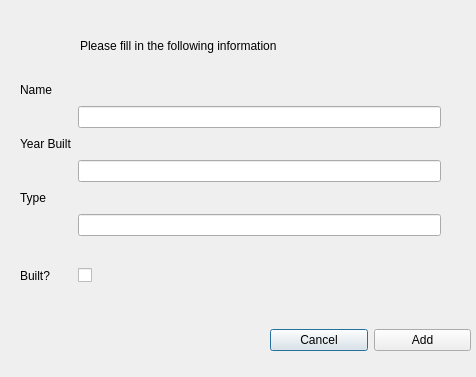
First picture: the form in Skil 3/UI/add_computer.ui, repository SenpaiPlz/0011Week, before the edit.
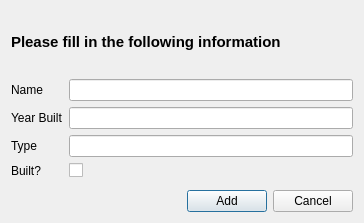
Second picture: the form after the edit. Icons and pictures are not drawn.

Commit message: change layout, very pretty

```diff
--- a/Skil 3/UI/add_computer.ui
+++ b/Skil 3/UI/add_computer.ui
@@ -6,48 +6,33 @@
    <rect>
     <x>0</x>
     <y>0</y>
-    <width>476</width>
-    <height>377</height>
+    <width>364</width>
+    <height>223</height>
    </rect>
   </property>
   <property name="windowTitle">
    <string>Dialog</string>
   </property>
-  <widget class="QWidget" name="horizontalLayoutWidget">
-   <property name="geometry">
-    <rect>
-     <x>270</x>
-     <y>300</y>
-     <width>201</width>
-     <height>80</height>
-    </rect>
-   </property>
-   <layout class="QHBoxLayout" name="horizontalLayout">
+  <property name="windowIcon">
+   <iconset resource="../themelogo.qrc">
+    <normaloff>:/liltree.png</normaloff>:/liltree.png</iconset>
+  </property>
+  <layout class="QVBoxLayout" name="verticalLayout">
     <item>
-     <widget class="QPushButton" name="cancel">
-      <property name="text">
-       <string>Cancel</string>
-      </property>
-     </widget>
-    </item>
-    <item>
-     <widget class="QPushButton" name="Add">
+    <widget class="QLabel" name="label_5">
+     <property name="font">
+      <font>
+       <pointsize>11</pointsize>
+       <weight>75</weight>
+       <bold>true</bold>
+      </font>
+     </property>
       <property name="text">
-       <string>Add</string>
+      <string>Please fill in the following information</string>
       </property>
      </widget>
     </item>
-   </layout>
-  </widget>
-  <widget class="QWidget" name="formLayoutWidget">
-   <property name="geometry">
-    <rect>
-     <x>20</x>
-     <y>80</y>
-     <width>421</width>
-     <height>231</height>
-    </rect>
-   </property>
+   <item>
    <layout class="QFormLayout" name="formLayout">
     <item row="0" column="0">
      <widget class="QLabel" name="label">
@@ -56,35 +41,6 @@
       </property>
      </widget>
     </item>
-    <item row="0" column="1">
-     <spacer name="horizontalSpacer">
-      <property name="orientation">
-       <enum>Qt::Horizontal</enum>
-      </property>
-      <property name="sizeHint" stdset="0">
-       <size>
-        <width>40</width>
-        <height>20</height>
-       </size>
-      </property>
-     </spacer>
-    </item>
-    <item row="1" column="0">
-     <spacer name="horizontalSpacer_2">
-      <property name="orientation">
-       <enum>Qt::Horizontal</enum>
-      </property>
-      <property name="sizeHint" stdset="0">
-       <size>
-        <width>40</width>
-        <height>20</height>
-       </size>
-      </property>
-     </spacer>
-    </item>
-    <item row="1" column="1">
-     <widget class="QLineEdit" name="Name"/>
-    </item>
     <item row="2" column="0">
      <widget class="QLabel" name="label_2">
       <property name="text">
@@ -92,35 +48,6 @@
       </property>
      </widget>
     </item>
-    <item row="2" column="1">
-     <spacer name="horizontalSpacer_5">
-      <property name="orientation">
-       <enum>Qt::Horizontal</enum>
-      </property>
-      <property name="sizeHint" stdset="0">
-       <size>
-        <width>40</width>
-        <height>20</height>
-       </size>
-      </property>
-     </spacer>
-    </item>
-    <item row="3" column="0">
-     <spacer name="horizontalSpacer_3">
-      <property name="orientation">
-       <enum>Qt::Horizontal</enum>
-      </property>
-      <property name="sizeHint" stdset="0">
-       <size>
-        <width>40</width>
-        <height>20</height>
-       </size>
-      </property>
-     </spacer>
-    </item>
-    <item row="3" column="1">
-     <widget class="QLineEdit" name="Year"/>
-    </item>
     <item row="4" column="0">
      <widget class="QLabel" name="label_3">
       <property name="text">
@@ -128,81 +55,69 @@
       </property>
      </widget>
     </item>
-    <item row="4" column="1">
-     <spacer name="horizontalSpacer_6">
-      <property name="orientation">
-       <enum>Qt::Horizontal</enum>
-      </property>
-      <property name="sizeHint" stdset="0">
-       <size>
-        <width>40</width>
-        <height>20</height>
-       </size>
-      </property>
-     </spacer>
-    </item>
-    <item row="5" column="0">
-     <spacer name="horizontalSpacer_4">
-      <property name="orientation">
-       <enum>Qt::Horizontal</enum>
-      </property>
-      <property name="sizeHint" stdset="0">
-       <size>
-        <width>40</width>
-        <height>20</height>
-       </size>
-      </property>
-     </spacer>
-    </item>
-    <item row="5" column="1">
-     <widget class="QLineEdit" name="Type"/>
-    </item>
-    <item row="6" column="1">
-     <spacer name="horizontalSpacer_7">
-      <property name="orientation">
-       <enum>Qt::Horizontal</enum>
-      </property>
-      <property name="sizeHint" stdset="0">
-       <size>
-        <width>40</width>
-        <height>20</height>
-       </size>
-      </property>
-     </spacer>
-    </item>
-    <item row="7" column="0">
+     <item row="6" column="0">
      <widget class="QLabel" name="label_4">
       <property name="text">
        <string>Built?</string>
       </property>
      </widget>
     </item>
-    <item row="8" column="0">
-     <layout class="QHBoxLayout" name="horizontalLayout_2"/>
-    </item>
-    <item row="7" column="1">
+     <item row="6" column="1">
      <widget class="QCheckBox" name="BuiltCheckBox">
       <property name="text">
        <string/>
       </property>
      </widget>
     </item>
-   </layout>
-  </widget>
-  <widget class="QLabel" name="label_5">
-   <property name="geometry">
-    <rect>
-     <x>80</x>
-     <y>30</y>
-     <width>311</width>
-     <height>31</height>
-    </rect>
-   </property>
+     <item row="7" column="0">
+      <layout class="QHBoxLayout" name="horizontalLayout_2"/>
+     </item>
+     <item row="0" column="1">
+      <widget class="QLineEdit" name="Name"/>
+     </item>
+     <item row="2" column="1">
+      <widget class="QLineEdit" name="Year"/>
+     </item>
+     <item row="4" column="1">
+      <widget class="QLineEdit" name="Type"/>
+     </item>
+    </layout>
+   </item>
+   <item>
+    <layout class="QHBoxLayout" name="horizontalLayout">
+     <item>
+      <spacer name="horizontalSpacer_4">
+       <property name="orientation">
+        <enum>Qt::Horizontal</enum>
+       </property>
+       <property name="sizeHint" stdset="0">
+        <size>
+         <width>40</width>
+         <height>20</height>
+        </size>
+       </property>
+      </spacer>
+     </item>
+     <item>
+      <widget class="QPushButton" name="Add">
    <property name="text">
-    <string>Please fill in the following information</string>
-   </property>
-  </widget>
- </widget>
- <resources/>
+        <string>Add</string>
+       </property>
+      </widget>
+     </item>
+     <item>
+      <widget class="QPushButton" name="cancel">
+       <property name="text">
+        <string>Cancel</string>
+       </property>
+      </widget>
+     </item>
+    </layout>
+   </item>
+  </layout>
+ </widget>
+ <resources>
+  <include location="../themelogo.qrc"/>
+ </resources>
  <connections/>
 </ui>
```
Lines whose indentation alone changed are shown as unchanged. The commit also changes 9 other files.
